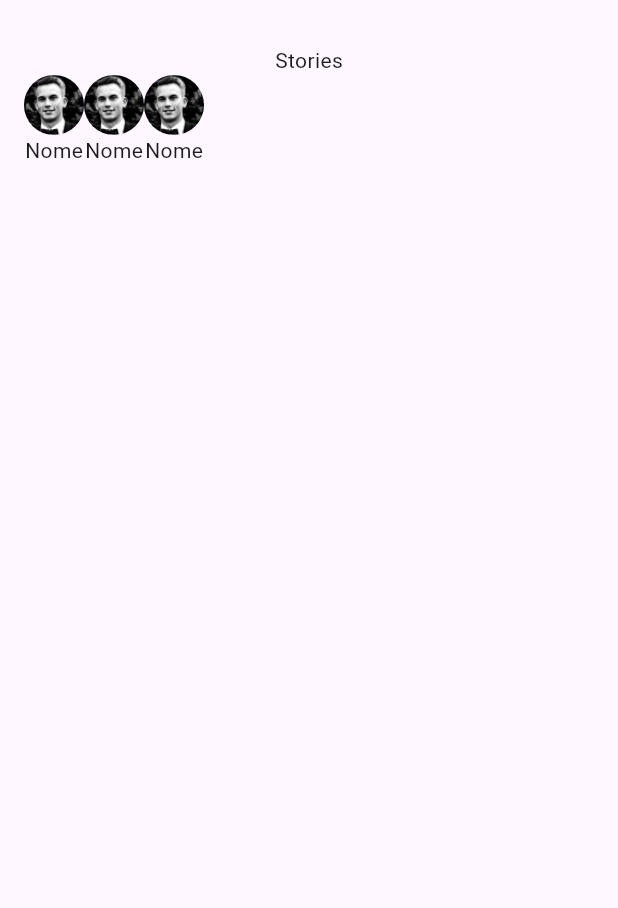
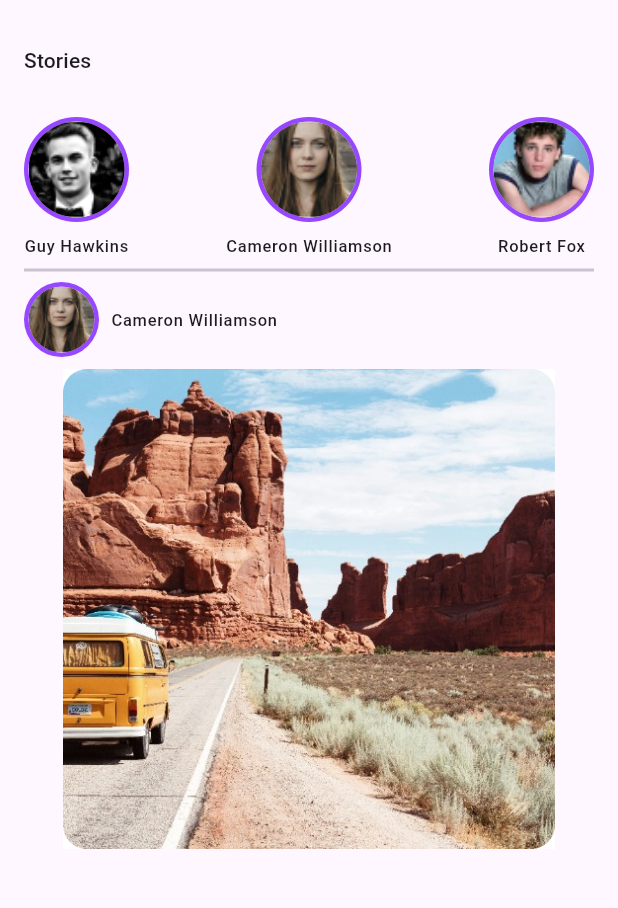
Before and after one commit to ProfessorAndersonChoren/appII_sao_leopoldo_morning, a Flutter app: the screen it shows after launch, on a phone screen of 412 x 824 dp, the part 63-971 px from its top. Run offline on Flutter 3.47's test engine with Material 3 defaults, Android fonts, the phone set to English and light mode, and no system bars; our stand-ins replace flutter_svg.

Commit message:
App Roamify - Tela inicial

```diff
--- /dev/null
+++ b/roamify/lib/screens/home/components/post.dart
@@ -0,0 +1,34 @@
+import 'package:flutter/material.dart';
+
+class Post extends StatelessWidget {
+  const Post({super.key});
+
+  @override
+  Widget build(BuildContext context) {
+    return Column(
+      children: [
+        Row(
+          children: [
+            const CircleAvatar(
+              backgroundColor: Color(0xFF9747FF),
+              radius: 25,
+              child: CircleAvatar(
+                backgroundImage: AssetImage('assets/ic_avatar_2.jpg'),
+                radius: 22,
+              ),
+            ),
+            const SizedBox(width: 8),
+            Text(
+              'Cameron Williamson',
+              style: Theme.of(context).textTheme.labelSmall,
+            ),
+          ],
+        ),
+        Padding(
+          padding: const EdgeInsets.symmetric(vertical: 8.0),
+          child: Image.asset('assets/ic_photo.jpg'),
+        ),
+      ],
+    );
+  }
+}
--- a/roamify/lib/screens/home/components/stories.dart
+++ b/roamify/lib/screens/home/components/stories.dart
@@ -6,14 +6,29 @@ class Stories extends StatelessWidget {
 
   @override
   Widget build(BuildContext context) {
-    return const Column(
+    return Column(
+      crossAxisAlignment: CrossAxisAlignment.start,
       children: [
-        Text('Stories'),
-        Row(
+        Text(
+          'Stories',
+          style: Theme.of(context).textTheme.labelLarge,
+        ),
+        const SizedBox(height: 28),
+        const Row(
+          mainAxisAlignment: MainAxisAlignment.spaceBetween,
           children: [
-            Story(),
-            Story(),
-            Story(),
+            Story(
+              name: 'Guy Hawkins',
+              urlImg: 'assets/ic_avatar_1.jpg',
+            ),
+            Story(
+              name: 'Cameron Williamson',
+              urlImg: 'assets/ic_avatar_2.jpg',
+            ),
+            Story(
+              name: 'Robert Fox',
+              urlImg: 'assets/ic_avatar_3.jpg',
+            ),
           ],
         ),
       ],
--- a/roamify/lib/screens/home/components/story.dart
+++ b/roamify/lib/screens/home/components/story.dart
@@ -1,16 +1,31 @@
 import 'package:flutter/material.dart';
 
 class Story extends StatelessWidget {
-  const Story({super.key});
+  final String urlImg;
+  final String name;
+  const Story({
+    super.key,
+    required this.urlImg,
+    required this.name,
+  });
 
   @override
   Widget build(BuildContext context) {
     return Column(
       children: [
         CircleAvatar(
-          backgroundImage: AssetImage('assets/ic_avatar_1.jpg'),
+          radius: 35,
+          backgroundColor: const Color(0xFF9747FF),
+          child: CircleAvatar(
+            backgroundImage: AssetImage(urlImg),
+            radius: 32,
+          ),
         ),
-        Text('Nome'),
+        const SizedBox(height: 8),
+        Text(
+          name,
+          style: Theme.of(context).textTheme.labelSmall,
+        ),
       ],
     );
   }
--- a/roamify/lib/screens/home/home_page.dart
+++ b/roamify/lib/screens/home/home_page.dart
@@ -1,5 +1,6 @@
 import 'package:flutter/material.dart';
 import 'package:flutter_svg/flutter_svg.dart';
+import 'package:roamify/screens/home/components/post.dart';
 import 'package:roamify/screens/home/components/stories.dart';
 
 class HomePage extends StatelessWidget {
@@ -22,6 +23,10 @@ class HomePage extends StatelessWidget {
         child: Column(
           children: [
             Stories(),
+            Divider(
+              thickness: 2,
+            ),
+            Post(),
           ],
         ),
       ),
```
Also changed, not shown: roamify/assets/1.5x/ic_photo.jpg (added), roamify/assets/2.0x/ic_photo.jpg (added), roamify/assets/3.0x/ic_photo.jpg (added), roamify/assets/4.0x/ic_photo.jpg (added), roamify/assets/ic_photo.jpg (added).
